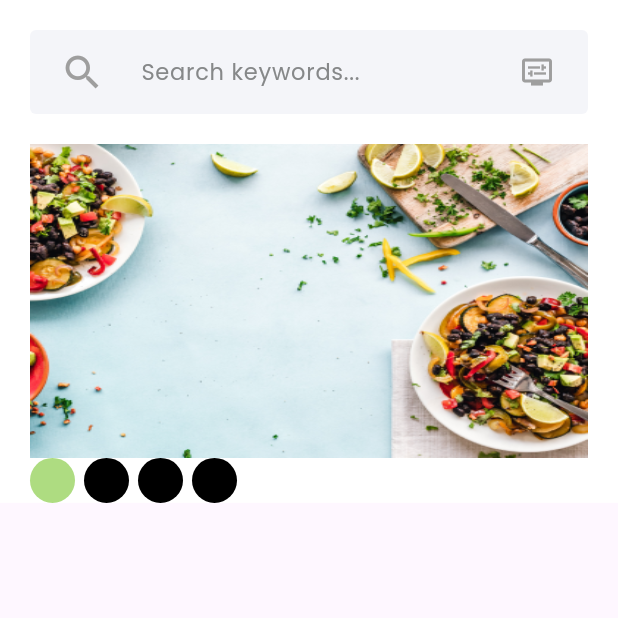
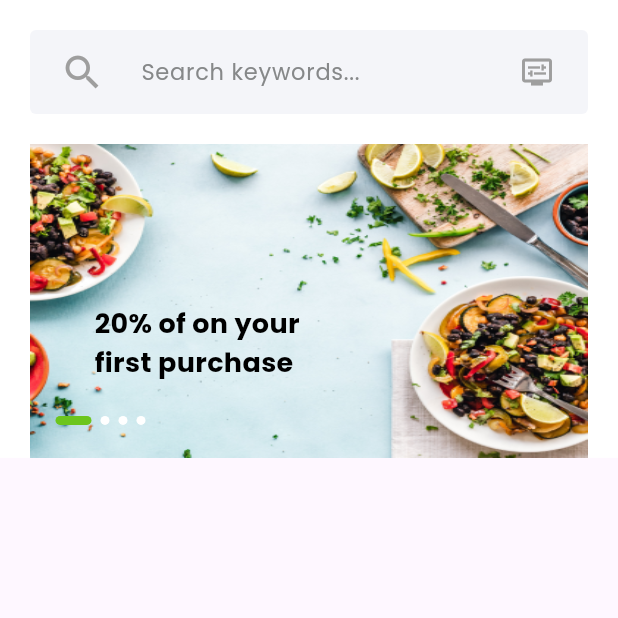
Before and after one commit to Alireza-Seif/Grocery-App, a Flutter app: the screen it shows after launch, on a phone screen of 412 x 824 dp, the top half of it. Run offline on Flutter 3.47's test engine with Material 3 defaults, Android fonts, the phone set to English and light mode, and no system bars; drawn by our look-alikes of carousel_slider; our stand-ins replace flutter_svg, get.

Commit message:
feat: Fix MyCircularContainer and Text position in CarouselSlider

```diff
--- a/lib/constants/themes/app_theme.dart
+++ b/lib/constants/themes/app_theme.dart
@@ -4,10 +4,7 @@ import 'colors/app_colors.dart';
 
 class MyTextStyles {
   static const TextStyle titleStyle1 = TextStyle(
-    fontWeight: FontWeight.w700,
-    fontSize: 30,
-    fontFamily: 'Poppins'
-  );
+      fontWeight: FontWeight.w700, fontSize: 30, fontFamily: 'Poppins');
 
   static const TextStyle bodyText = TextStyle(
     fontSize: 15,
@@ -23,15 +20,19 @@ class MyTextStyles {
   );
 
   static const TextStyle titleStyle3 = TextStyle(
+      fontWeight: FontWeight.w600, fontSize: 25, fontFamily: 'Poppins');
+
+  static const TextStyle styleText1 = TextStyle(
+    color: Colors.black,
+    fontSize: 15.0,
+    fontFamily: 'Poppins',
     fontWeight: FontWeight.w600,
-    fontSize: 25,
-    fontFamily: 'Poppins'
   );
 
-  static const TextStyle styleText1 = TextStyle(
-                  color: Colors.black,
-                  fontSize: 15.0,
-                  fontFamily: 'Poppins',
-                  fontWeight: FontWeight.w600,
-                );
+  static const TextStyle styleBanner = TextStyle(
+    color: Colors.black,
+    fontSize: 18.0,
+    fontFamily: 'Poppins',
+    fontWeight: FontWeight.w600,
+  );
 }
--- a/lib/screens/home_page.dart
+++ b/lib/screens/home_page.dart
@@ -1,11 +1,8 @@
-import 'package:carousel_slider/carousel_slider.dart';
 import 'package:flutter/material.dart';
-import 'package:grocery/constants/image_strings.dart';
+
 import 'package:grocery/widgets/home_widgets/promo_slider.dart';
-import 'package:grocery/widgets/images/my_circular_container.dart';
 
 import '../widgets/home_widgets/search_bar.dart';
-import '../widgets/images/my_rounded_image.dart';
 
 class HomPage extends StatefulWidget {
   const HomPage({super.key});
--- a/lib/widgets/home_widgets/promo_slider.dart
+++ b/lib/widgets/home_widgets/promo_slider.dart
@@ -1,6 +1,7 @@
 import 'package:carousel_slider/carousel_slider.dart';
 import 'package:flutter/material.dart';
 import 'package:grocery/constants/image_strings.dart';
+import 'package:grocery/constants/themes/app_theme.dart';
 import 'package:grocery/widgets/images/my_rounded_image.dart';
 import 'package:get/get.dart';
 
@@ -19,7 +20,7 @@ class _MyPromoSliderState extends State<MyPromoSlider> {
   Widget build(BuildContext context) {
     final controller = Get.put(HomeController());
 
-    return Column(
+    return Stack(
       children: [
         CarouselSlider(
           items: [
@@ -41,19 +42,32 @@ class _MyPromoSliderState extends State<MyPromoSlider> {
             onPageChanged: (index, _) => controller.updatePageIndicator(index),
           ),
         ),
-        Obx(
+        const Positioned(
+          bottom: 50,
+          left: 43,
+          right: 0,
+            child: Text(
+          '20% of on your\nfirst purchase',
+          style: MyTextStyles.styleBanner,
+        )),
+        Positioned(
+          bottom: 22,
+          left: 17,
+          right: 0,
+          child: Obx(
             () => Row(
               children: [
                 for (int i = 0; i < 4; i++)
                   MyCircularContainer(
-                  width: 30,
-                  height: 30,
+                    width: controller.carousalCurrentIndex.value == i ? 24 : 6,
+                    height: 6,
                     margin: const EdgeInsets.only(right: 6),
                     backgorundColor: controller.carousalCurrentIndex.value == i
-                      ? AppColors.primary
-                      : Colors.black,
+                        ? AppColors.primaryDark
+                        : Colors.white,
                   ),
               ],
+            ),
           ),
         ),
       ],
```
Lines whose indentation alone changed are shown as unchanged.
